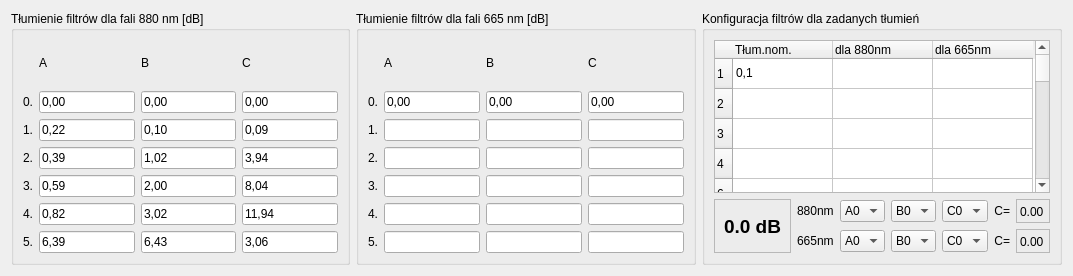
Before: the Qt Designer form CzujkiLinioweApp/ustawieniafiltrow.ui in wiacekmarcin/CzujkiLiniowe, drawn with Qt 5.
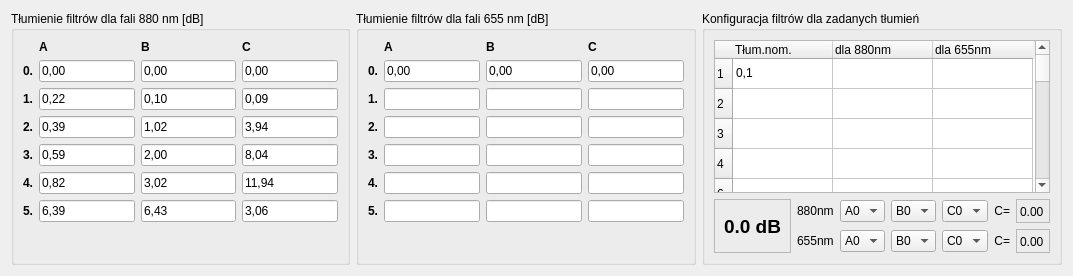
After: the same form once the commit is applied.

Commit message: Wersja z działającą konfiguracją filtrów i napedów

Patch:
```diff
--- a/CzujkiLinioweApp/ustawieniafiltrow.ui
+++ b/CzujkiLinioweApp/ustawieniafiltrow.ui
@@ -17,58 +17,40 @@
    <item row="0" column="0">
     <widget class="QGroupBox" name="filtry_880">
      <property name="title">
-      <string>Tłumienie filtrów dla fali 880 nm [dB]</string>
+      <string>Tłumienie filtrów dla fali 880 nm [dB]       </string>
      </property>
      <layout class="QGridLayout" name="gridLayout_880">
+      <item row="6" column="3">
+       <widget class="QLineEdit" name="f_880_C5">
+        <property name="text">
+         <string>3,06</string>
+        </property>
+       </widget>
+      </item>
+      <item row="5" column="0">
+       <widget class="QLabel" name="row_880_4">
+        <property name="font">
+         <font>
+          <bold>true</bold>
+         </font>
+        </property>
+        <property name="text">
+         <string>4.</string>
+        </property>
+       </widget>
+      </item>
       <item row="2" column="0">
        <widget class="QLabel" name="row_880_1">
+        <property name="font">
+         <font>
+          <bold>true</bold>
+         </font>
+        </property>
         <property name="text">
          <string>1.</string>
         </property>
        </widget>
       </item>
-      <item row="2" column="3">
-       <widget class="QLineEdit" name="f_880_C1">
-        <property name="text">
-         <string>0,09</string>
-        </property>
-       </widget>
-      </item>
-      <item row="4" column="0">
-       <widget class="QLabel" name="row_880_3">
-        <property name="text">
-         <string>3.</string>
-        </property>
-       </widget>
-      </item>
-      <item row="3" column="0">
-       <widget class="QLabel" name="row_880_2">
-        <property name="text">
-         <string>2.</string>
-        </property>
-       </widget>
-      </item>
-      <item row="1" column="0">
-       <widget class="QLabel" name="row_880_0">
-        <property name="text">
-         <string>0.</string>
-        </property>
-       </widget>
-      </item>
-      <item row="2" column="2">
-       <widget class="QLineEdit" name="f_880_B1">
-        <property name="text">
-         <string>0,10</string>
-        </property>
-       </widget>
-      </item>
-      <item row="0" column="3">
-       <widget class="QLabel" name="head_880C">
-        <property name="text">
-         <string>C</string>
-        </property>
-       </widget>
-      </item>
       <item row="1" column="3">
        <widget class="QLineEdit" name="f_880_C0">
         <property name="text">
@@ -76,20 +58,6 @@
         </property>
        </widget>
       </item>
-      <item row="3" column="2">
-       <widget class="QLineEdit" name="f_880_B2">
-        <property name="text">
-         <string>1,02</string>
-        </property>
-       </widget>
-      </item>
-      <item row="3" column="3">
-       <widget class="QLineEdit" name="f_880_C2">
-        <property name="text">
-         <string>3,94</string>
-        </property>
-       </widget>
-      </item>
       <item row="1" column="2">
        <widget class="QLineEdit" name="f_880_B0">
         <property name="text">
@@ -97,55 +65,101 @@
         </property>
        </widget>
       </item>
-      <item row="3" column="1">
-       <widget class="QLineEdit" name="f_880_A2">
+      <item row="5" column="1">
+       <widget class="QLineEdit" name="f_880_A4">
         <property name="text">
-         <string>0,39</string>
+         <string>0,82</string>
         </property>
        </widget>
       </item>
-      <item row="0" column="1">
-       <widget class="QLabel" name="head_880A">
+      <item row="6" column="2">
+       <widget class="QLineEdit" name="f_880_B5">
         <property name="text">
-         <string>A</string>
+         <string>6,43</string>
         </property>
        </widget>
       </item>
-      <item row="5" column="0">
-       <widget class="QLabel" name="row_880_4">
-        <property name="text">
-         <string>4.</string>
+      <item row="0" column="3">
+       <widget class="QLabel" name="head_880C">
+        <property name="font">
+         <font>
+          <bold>true</bold>
+         </font>
         </property>
-       </widget>
-      </item>
-      <item row="2" column="1">
-       <widget class="QLineEdit" name="f_880_A1">
         <property name="text">
-         <string>0,22</string>
+         <string>C</string>
         </property>
        </widget>
       </item>
-      <item row="1" column="1">
-       <widget class="QLineEdit" name="f_880_A0">
-        <property name="text">
-         <string>0,00</string>
+      <item row="3" column="0">
+       <widget class="QLabel" name="row_880_2">
+        <property name="font">
+         <font>
+          <bold>true</bold>
+         </font>
         </property>
-       </widget>
-      </item>
-      <item row="0" column="2">
-       <widget class="QLabel" name="head_880B">
         <property name="text">
-         <string>B</string>
+         <string>2.</string>
         </property>
        </widget>
       </item>
       <item row="6" column="0">
        <widget class="QLabel" name="row_880_5">
+        <property name="font">
+         <font>
+          <bold>true</bold>
+         </font>
+        </property>
         <property name="text">
          <string>5.</string>
         </property>
        </widget>
       </item>
+      <item row="4" column="0">
+       <widget class="QLabel" name="row_880_3">
+        <property name="font">
+         <font>
+          <bold>true</bold>
+         </font>
+        </property>
+        <property name="text">
+         <string>3.</string>
+        </property>
+       </widget>
+      </item>
+      <item row="2" column="3">
+       <widget class="QLineEdit" name="f_880_C1">
+        <property name="text">
+         <string>0,09</string>
+        </property>
+       </widget>
+      </item>
+      <item row="5" column="2">
+       <widget class="QLineEdit" name="f_880_B4">
+        <property name="text">
+         <string>3,02</string>
+        </property>
+       </widget>
+      </item>
+      <item row="4" column="3">
+       <widget class="QLineEdit" name="f_880_C3">
+        <property name="text">
+         <string>8,04</string>
+        </property>
+       </widget>
+      </item>
+      <item row="1" column="0">
+       <widget class="QLabel" name="row_880_0">
+        <property name="font">
+         <font>
+          <bold>true</bold>
+         </font>
+        </property>
+        <property name="text">
+         <string>0.</string>
+        </property>
+       </widget>
+      </item>
       <item row="4" column="1">
        <widget class="QLineEdit" name="f_880_A3">
         <property name="text">
@@ -153,20 +167,6 @@
         </property>
        </widget>
       </item>
-      <item row="5" column="1">
-       <widget class="QLineEdit" name="f_880_A4">
-        <property name="text">
-         <string>0,82</string>
-        </property>
-       </widget>
-      </item>
-      <item row="6" column="1">
-       <widget class="QLineEdit" name="f_880_A5">
-        <property name="text">
-         <string>6,39</string>
-        </property>
-       </widget>
-      </item>
       <item row="4" column="2">
        <widget class="QLineEdit" name="f_880_B3">
         <property name="text">
@@ -174,17 +174,10 @@
         </property>
        </widget>
       </item>
-      <item row="4" column="3">
-       <widget class="QLineEdit" name="f_880_C3">
+      <item row="6" column="1">
+       <widget class="QLineEdit" name="f_880_A5">
         <property name="text">
-         <string>8,04</string>
-        </property>
-       </widget>
-      </item>
-      <item row="5" column="2">
-       <widget class="QLineEdit" name="f_880_B4">
-        <property name="text">
-         <string>3,02</string>
+         <string>6,39</string>
         </property>
        </widget>
       </item>
@@ -195,157 +188,280 @@
         </property>
        </widget>
       </item>
-      <item row="6" column="2">
-       <widget class="QLineEdit" name="f_880_B5">
+      <item row="3" column="1">
+       <widget class="QLineEdit" name="f_880_A2">
         <property name="text">
-         <string>6,43</string>
+         <string>0,39</string>
         </property>
        </widget>
       </item>
-      <item row="6" column="3">
-       <widget class="QLineEdit" name="f_880_C5">
+      <item row="1" column="1">
+       <widget class="QLineEdit" name="f_880_A0">
         <property name="text">
-         <string>3,06</string>
+         <string>0,00</string>
         </property>
        </widget>
       </item>
+      <item row="0" column="1">
+       <widget class="QLabel" name="head_880A">
+        <property name="font">
+         <font>
+          <bold>true</bold>
+         </font>
+        </property>
+        <property name="text">
+         <string>A</string>
+        </property>
+       </widget>
+      </item>
+      <item row="3" column="3">
+       <widget class="QLineEdit" name="f_880_C2">
+        <property name="text">
+         <string>3,94</string>
+        </property>
+       </widget>
+      </item>
+      <item row="2" column="2">
+       <widget class="QLineEdit" name="f_880_B1">
+        <property name="text">
+         <string>0,10</string>
+        </property>
+       </widget>
+      </item>
+      <item row="2" column="1">
+       <widget class="QLineEdit" name="f_880_A1">
+        <property name="text">
+         <string>0,22</string>
+        </property>
+       </widget>
+      </item>
+      <item row="3" column="2">
+       <widget class="QLineEdit" name="f_880_B2">
+        <property name="text">
+         <string>1,02</string>
+        </property>
+       </widget>
+      </item>
+      <item row="0" column="2">
+       <widget class="QLabel" name="head_880B">
+        <property name="font">
+         <font>
+          <bold>true</bold>
+         </font>
+        </property>
+        <property name="text">
+         <string>B</string>
+        </property>
+       </widget>
+      </item>
+      <item row="7" column="2">
+       <spacer name="verticalSpacer">
+        <property name="orientation">
+         <enum>Qt::Vertical</enum>
+        </property>
+        <property name="sizeHint" stdset="0">
+         <size>
+          <width>20</width>
+          <height>40</height>
+         </size>
+        </property>
+       </spacer>
+      </item>
      </layout>
     </widget>
    </item>
    <item row="0" column="1">
-    <widget class="QGroupBox" name="filtry_665">
+    <widget class="QGroupBox" name="filtry_655">
      <property name="title">
-      <string>Tłumienie filtrów dla fali 665 nm [dB]</string>
+      <string>Tłumienie filtrów dla fali 655 nm [dB]        </string>
      </property>
-     <layout class="QGridLayout" name="gridLayout_665">
-      <item row="2" column="0">
-       <widget class="QLabel" name="row_665_1">
-        <property name="text">
-         <string>1.</string>
-        </property>
-       </widget>
-      </item>
-      <item row="2" column="3">
-       <widget class="QLineEdit" name="f_880_C1"/>
-      </item>
+     <layout class="QGridLayout" name="gridLayout_655">
       <item row="4" column="0">
-       <widget class="QLabel" name="row_665_3">
+       <widget class="QLabel" name="row_655_3">
+        <property name="font">
+         <font>
+          <bold>true</bold>
+         </font>
+        </property>
         <property name="text">
          <string>3.</string>
         </property>
        </widget>
       </item>
-      <item row="3" column="0">
-       <widget class="QLabel" name="row_665_2">
-        <property name="text">
-         <string>2.</string>
-        </property>
-       </widget>
-      </item>
       <item row="1" column="0">
-       <widget class="QLabel" name="row_665_0">
+       <widget class="QLabel" name="row_655_0">
+        <property name="font">
+         <font>
+          <bold>true</bold>
+         </font>
+        </property>
         <property name="text">
          <string>0.</string>
         </property>
        </widget>
       </item>
-      <item row="2" column="2">
-       <widget class="QLineEdit" name="f_665_B1"/>
-      </item>
-      <item row="0" column="3">
-       <widget class="QLabel" name="head_665C">
-        <property name="text">
-         <string>C</string>
-        </property>
-       </widget>
-      </item>
-      <item row="1" column="3">
-       <widget class="QLineEdit" name="f_665_C0">
-        <property name="text">
-         <string>0,00</string>
-        </property>
-       </widget>
-      </item>
-      <item row="3" column="2">
-       <widget class="QLineEdit" name="f_665_B2"/>
-      </item>
       <item row="3" column="3">
-       <widget class="QLineEdit" name="f_665_C2"/>
+       <widget class="QLineEdit" name="f_655_C2"/>
       </item>
-      <item row="1" column="2">
-       <widget class="QLineEdit" name="f_665_B0">
+      <item row="0" column="2">
+       <widget class="QLabel" name="head_655B">
+        <property name="font">
+         <font>
+          <bold>true</bold>
+         </font>
+        </property>
         <property name="text">
-         <string>0,00</string>
+         <string>B</string>
         </property>
        </widget>
       </item>
+      <item row="4" column="1">
+       <widget class="QLineEdit" name="f_655_A3"/>
+      </item>
       <item row="3" column="1">
-       <widget class="QLineEdit" name="f_665_A2"/>
+       <widget class="QLineEdit" name="f_655_A2"/>
+      </item>
+      <item row="2" column="1">
+       <widget class="QLineEdit" name="f_655_A1"/>
+      </item>
+      <item row="0" column="3">
+       <widget class="QLabel" name="head_655C">
+        <property name="font">
+         <font>
+          <bold>true</bold>
+         </font>
+        </property>
+        <property name="text">
+         <string>C</string>
+        </property>
+       </widget>
+      </item>
+      <item row="6" column="1">
+       <widget class="QLineEdit" name="f_655_A5"/>
+      </item>
+      <item row="3" column="0">
+       <widget class="QLabel" name="row_655_2">
+        <property name="font">
+         <font>
+          <bold>true</bold>
+         </font>
+        </property>
+        <property name="text">
+         <string>2.</string>
+        </property>
+       </widget>
+      </item>
+      <item row="2" column="3">
+       <widget class="QLineEdit" name="f_655_C1"/>
+      </item>
+      <item row="5" column="2">
+       <widget class="QLineEdit" name="f_655_B4"/>
       </item>
       <item row="0" column="1">
-       <widget class="QLabel" name="head_665A">
+       <widget class="QLabel" name="head_655A">
+        <property name="font">
+         <font>
+          <bold>true</bold>
+         </font>
+        </property>
         <property name="text">
          <string>A</string>
         </property>
        </widget>
       </item>
-      <item row="5" column="0">
-       <widget class="QLabel" name="row_665_4">
-        <property name="text">
-         <string>4.</string>
-        </property>
-       </widget>
-      </item>
-      <item row="2" column="1">
-       <widget class="QLineEdit" name="f_665_A1"/>
-      </item>
       <item row="1" column="1">
-       <widget class="QLineEdit" name="f_665_A0">
+       <widget class="QLineEdit" name="f_655_A0">
         <property name="text">
          <string>0,00</string>
         </property>
        </widget>
       </item>
-      <item row="0" column="2">
-       <widget class="QLabel" name="head_665B">
+      <item row="1" column="3">
+       <widget class="QLineEdit" name="f_655_C0">
         <property name="text">
-         <string>B</string>
+         <string>0,00</string>
         </property>
        </widget>
       </item>
       <item row="6" column="0">
-       <widget class="QLabel" name="row_665_5">
+       <widget class="QLabel" name="row_655_5">
+        <property name="font">
+         <font>
+          <bold>true</bold>
+         </font>
+        </property>
         <property name="text">
          <string>5.</string>
         </property>
        </widget>
       </item>
-      <item row="4" column="1">
-       <widget class="QLineEdit" name="f_665_A3"/>
+      <item row="2" column="0">
+       <widget class="QLabel" name="row_655_1">
+        <property name="font">
+         <font>
+          <bold>true</bold>
+         </font>
+        </property>
+        <property name="text">
+         <string>1.</string>
+        </property>
+       </widget>
       </item>
-      <item row="5" column="1">
-       <widget class="QLineEdit" name="f_665_A4"/>
-      </item>
-      <item row="6" column="1">
-       <widget class="QLineEdit" name="f_665_A5"/>
+      <item row="5" column="0">
+       <widget class="QLabel" name="row_655_4">
+        <property name="font">
+         <font>
+          <bold>true</bold>
+         </font>
+        </property>
+        <property name="text">
+         <string>4.</string>
+        </property>
+       </widget>
       </item>
       <item row="4" column="2">
-       <widget class="QLineEdit" name="f_665_B3"/>
+       <widget class="QLineEdit" name="f_655_B3"/>
+      </item>
+      <item row="5" column="1">
+       <widget class="QLineEdit" name="f_655_A4"/>
+      </item>
+      <item row="6" column="2">
+       <widget class="QLineEdit" name="f_655_B5"/>
       </item>
       <item row="4" column="3">
-       <widget class="QLineEdit" name="f_665_C3"/>
+       <widget class="QLineEdit" name="f_655_C3"/>
       </item>
-      <item row="5" column="2">
-       <widget class="QLineEdit" name="f_665_B4"/>
+      <item row="2" column="2">
+       <widget class="QLineEdit" name="f_655_B1"/>
       </item>
       <item row="5" column="3">
-       <widget class="QLineEdit" name="f_665_C4"/>
-      </item>
-      <item row="6" column="2">
-       <widget class="QLineEdit" name="f_665_B5"/>
+       <widget class="QLineEdit" name="f_655_C4"/>
       </item>
       <item row="6" column="3">
-       <widget class="QLineEdit" name="f_665_C5"/>
+       <widget class="QLineEdit" name="f_655_C5"/>
+      </item>
+      <item row="1" column="2">
+       <widget class="QLineEdit" name="f_655_B0">
+        <property name="text">
+         <string>0,00</string>
+        </property>
+       </widget>
+      </item>
+      <item row="3" column="2">
+       <widget class="QLineEdit" name="f_655_B2"/>
+      </item>
+      <item row="7" column="2">
+       <spacer name="verticalSpacer_2">
+        <property name="orientation">
+         <enum>Qt::Vertical</enum>
+        </property>
+        <property name="sizeHint" stdset="0">
+         <size>
+          <width>20</width>
+          <height>40</height>
+         </size>
+        </property>
+       </spacer>
       </item>
      </layout>
     </widget>
@@ -353,7 +469,7 @@
    <item row="0" column="2">
     <widget class="QGroupBox" name="groupBox">
      <property name="title">
-      <string>Konfiguracja filtrów dla zadanych tłumień</string>
+      <string>Konfiguracja filtrów dla zadanych tłumień          </string>
      </property>
      <layout class="QVBoxLayout" name="verticalLayout_2">
       <item>
@@ -546,7 +662,7 @@
         </column>
         <column>
          <property name="text">
-          <string>dla 665nm</string>
+          <string>dla 655nm</string>
          </property>
          <property name="textAlignment">
           <set>AlignLeading|AlignVCenter</set>
@@ -609,7 +725,7 @@
           </widget>
          </item>
          <item row="1" column="2">
-          <widget class="QComboBox" name="cb_665_A">
+          <widget class="QComboBox" name="cb_655_A">
            <item>
             <property name="text">
              <string>A0</string>
@@ -643,9 +759,9 @@
           </widget>
          </item>
          <item row="1" column="1">
-          <widget class="QLabel" name="u_665">
+          <widget class="QLabel" name="u_655">
            <property name="text">
-            <string>665nm</string>
+            <string>655nm</string>
            </property>
           </widget>
          </item>
@@ -684,7 +800,7 @@
           </widget>
          </item>
          <item row="1" column="3">
-          <widget class="QComboBox" name="cb_665_B">
+          <widget class="QComboBox" name="cb_655_B">
            <item>
             <property name="text">
              <string>B0</string>
@@ -728,7 +844,7 @@
           </widget>
          </item>
          <item row="1" column="5">
-          <widget class="QLabel" name="lc_665">
+          <widget class="QLabel" name="lc_655">
            <property name="text">
             <string>C=</string>
            </property>
@@ -779,7 +895,7 @@
           </widget>
          </item>
          <item row="1" column="4">
-          <widget class="QComboBox" name="cb_665_C">
+          <widget class="QComboBox" name="cb_655_C">
            <item>
             <property name="text">
              <string>C0</string>
@@ -875,14 +991,14 @@
           </widget>
          </item>
          <item row="1" column="6">
-          <widget class="QFrame" name="frame_665">
+          <widget class="QFrame" name="frame_655">
            <property name="frameShape">
             <enum>QFrame::StyledPanel</enum>
            </property>
            <property name="frameShadow">
             <enum>QFrame::Raised</enum>
            </property>
-           <layout class="QHBoxLayout" name="horizontalLayout_665">
+           <layout class="QHBoxLayout" name="horizontalLayout_655">
             <property name="leftMargin">
              <number>3</number>
             </property>
@@ -896,7 +1012,7 @@
              <number>3</number>
             </property>
             <item>
-             <widget class="QLabel" name="C_665">
+             <widget class="QLabel" name="C_655">
               <property name="text">
                <string>0.00</string>
               </property>
```
Left out of the diff: 63 changed lines with no effect on the pictures. The commit also changes 14 other files.
